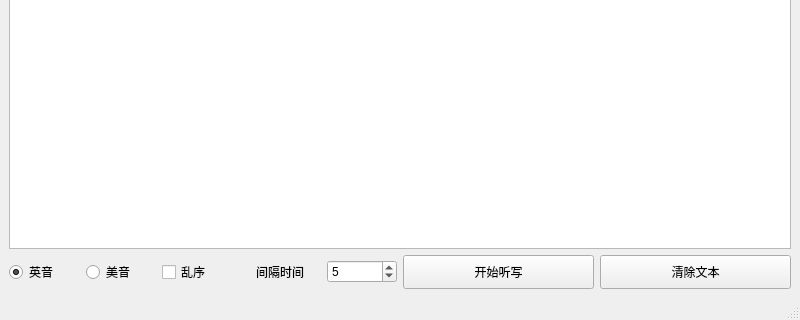
Qt form ui/randomDictation.ui (fennland/dictation-tool) before a commit; both pictures show x 0 to 800 and y 280 to 600 of the 800 by 600 pixel window.
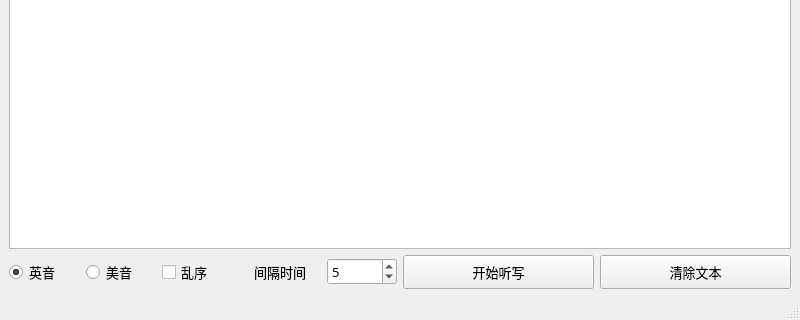
The same form after that commit.

Patch:
```diff
--- a/ui/randomDictation.ui
+++ b/ui/randomDictation.ui
@@ -61,6 +61,12 @@
             <height>22</height>
            </size>
           </property>
+          <property name="font">
+           <font>
+            <family>微软雅黑</family>
+            <pointsize>10</pointsize>
+           </font>
+          </property>
           <property name="text">
            <string>英音</string>
           </property>
@@ -77,6 +83,12 @@
             <height>22</height>
            </size>
           </property>
+          <property name="font">
+           <font>
+            <family>微软雅黑</family>
+            <pointsize>10</pointsize>
+           </font>
+          </property>
           <property name="text">
            <string>美音</string>
           </property>
@@ -90,6 +102,12 @@
             <height>22</height>
            </size>
           </property>
+          <property name="font">
+           <font>
+            <family>微软雅黑</family>
+            <pointsize>10</pointsize>
+           </font>
+          </property>
           <property name="text">
            <string>乱序</string>
           </property>
@@ -103,6 +121,12 @@
             <height>32</height>
            </size>
           </property>
+          <property name="font">
+           <font>
+            <family>微软雅黑</family>
+            <pointsize>10</pointsize>
+           </font>
+          </property>
           <property name="text">
            <string>间隔时间</string>
           </property>
@@ -113,6 +137,12 @@
         </item>
         <item>
          <widget class="QSpinBox" name="spinBox">
+          <property name="font">
+           <font>
+            <family>微软雅黑</family>
+            <pointsize>10</pointsize>
+           </font>
+          </property>
           <property name="maximum">
            <number>10</number>
           </property>
@@ -136,6 +166,12 @@
             <height>34</height>
            </size>
           </property>
+          <property name="font">
+           <font>
+            <family>微软雅黑</family>
+            <pointsize>10</pointsize>
+           </font>
+          </property>
           <property name="text">
            <string>开始听写</string>
           </property>
@@ -149,6 +185,12 @@
             <height>34</height>
            </size>
           </property>
+          <property name="font">
+           <font>
+            <family>微软雅黑</family>
+            <pointsize>10</pointsize>
+           </font>
+          </property>
           <property name="text">
            <string>清除文本</string>
           </property>
```
Left out of the diff: 4 changed lines with no effect on the pictures.
